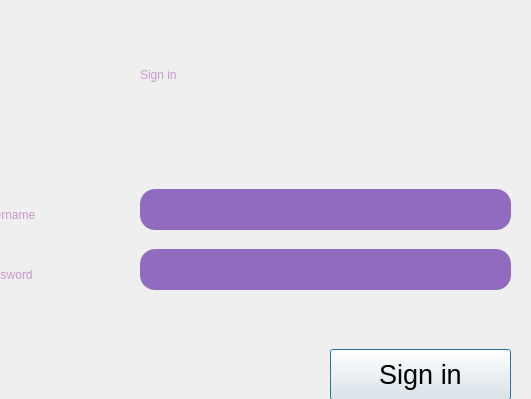
The window that signin_screen.ui (CrazyMeowl/Buck-Tragger-SE-Project) describes before a commit, drawn with Qt 5; both pictures show x 669 to 1200 and y 0 to 399 of the 1200 by 800 pixel window.
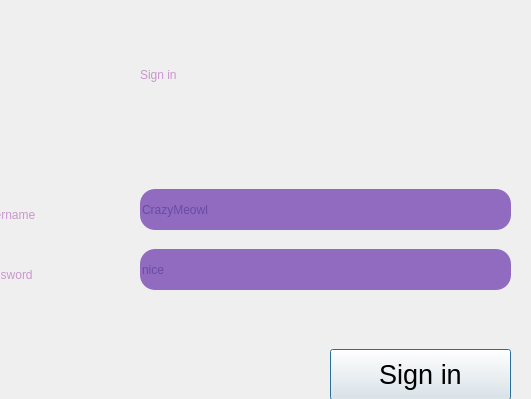
The same window after the commit.

Patch:
```diff
--- a/signin_screen.ui
+++ b/signin_screen.ui
@@ -155,6 +155,9 @@
     <property name="text">
      <string/>
     </property>
+    <property name="placeholderText">
+     <string>CrazyMeowl</string>
+    </property>
    </widget>
    <widget class="QLineEdit" name="password_box">
     <property name="geometry">
@@ -172,6 +175,9 @@
 border-color: rgb(84, 255, 5);
 color: rgb(61, 44, 141);</string>
     </property>
+    <property name="placeholderText">
+     <string>nice</string>
+    </property>
    </widget>
    <widget class="QPushButton" name="signin_button">
     <property name="geometry">
```
